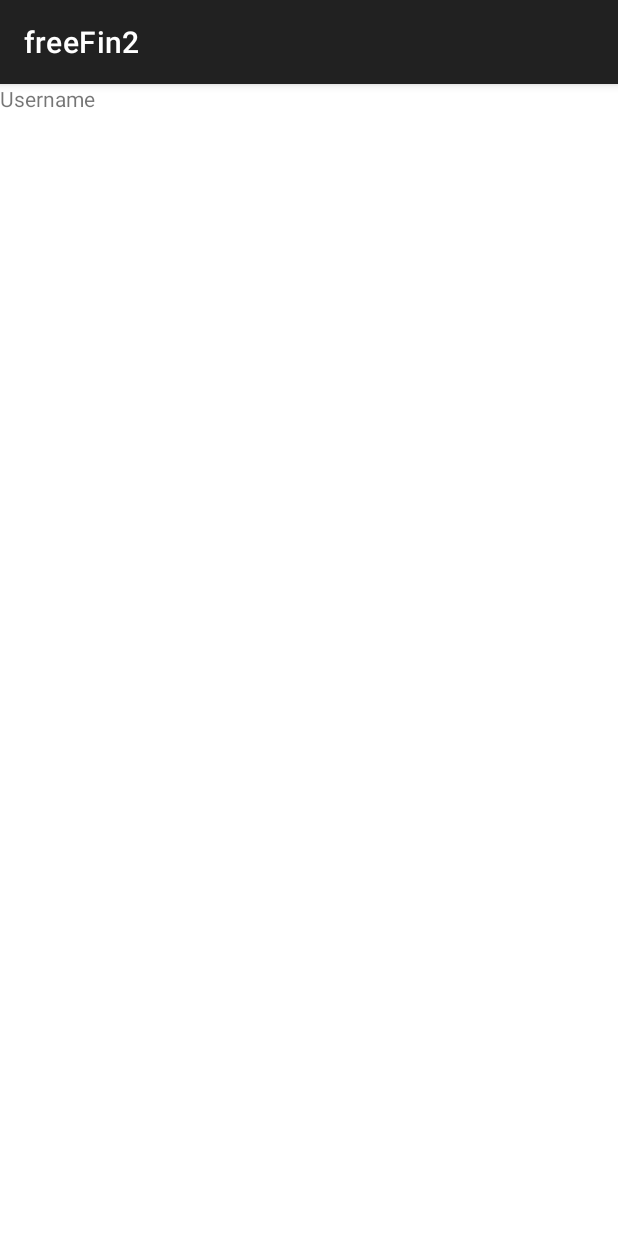
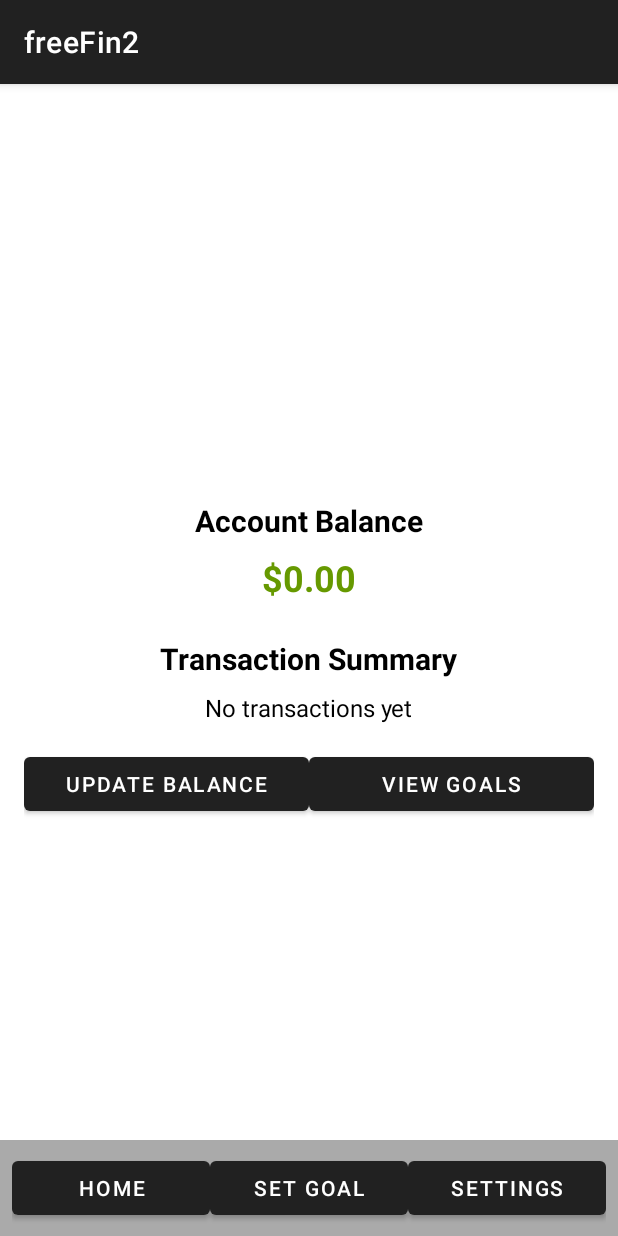
Before and after one commit to cs-mg-gh/freeFin2, an Android app: the LandingPageActivity screen opened directly, with no data from a screen before it, on a phone screen of 412 x 824 dp. Run offline under Robolectric (Android 15) with nearby library versions, the phone set to English and light mode, and no system bars.

Commit message:
created landingpage layout and made it partially functional.  toast message is created when goal is set.  set goal can navigate back to home page when cancel is clicked.

```diff
--- a/app/src/main/AndroidManifest.xml
+++ b/app/src/main/AndroidManifest.xml
@@ -30,6 +30,7 @@
                 <category android:name="android.intent.category.LAUNCHER" />
             </intent-filter>
         </activity>
+        <activity android:name=".SetGoalActivity" />
     </application>
 
 </manifest>
--- a/app/src/main/java/com/example/freefin2/LandingPageActivity.java
+++ b/app/src/main/java/com/example/freefin2/LandingPageActivity.java
@@ -1,8 +1,8 @@
 package com.example.freefin2;
-
+import android.content.Intent;
+import android.os.Bundle;
+import android.view.View;
 import androidx.appcompat.app.AppCompatActivity;
-
-import android.os.Bundle;
 
 public class LandingPageActivity extends AppCompatActivity {
 
@@ -10,5 +10,13 @@ public class LandingPageActivity extends AppCompatActivity {
     protected void onCreate(Bundle savedInstanceState) {
         super.onCreate(savedInstanceState);
         setContentView(R.layout.activity_landing_page);
+
+        findViewById(R.id.set_goal_button).setOnClickListener(new View.OnClickListener() {
+            @Override
+            public void onClick(View v) {
+                // Open SetGoalActivity when "Set Goal" button is clicked
+                startActivity(new Intent(LandingPageActivity.this, SetGoalActivity.class));
+            }
+        });
     }
 }
--- a/app/src/main/java/com/example/freefin2/MainActivity.java
+++ b/app/src/main/java/com/example/freefin2/MainActivity.java
@@ -64,7 +64,7 @@ public class MainActivity extends AppCompatActivity {
         createAccountButton.setOnClickListener(new View.OnClickListener() {
             @Override
             public void onClick(View v) {
-                // Start CreateAccountActivity
+
                 startActivity(new Intent(MainActivity.this, CreateAccountActivity.class));
             }
         });
--- a/app/src/main/res/layout/activity_landing_page.xml
+++ b/app/src/main/res/layout/activity_landing_page.xml
@@ -1,14 +1,113 @@
 <?xml version="1.0" encoding="utf-8"?>
-<androidx.constraintlayout.widget.ConstraintLayout xmlns:android="http://schemas.android.com/apk/res/android"
-    xmlns:app="http://schemas.android.com/apk/res-auto"
-    xmlns:tools="http://schemas.android.com/tools"
+<RelativeLayout xmlns:android="http://schemas.android.com/apk/res/android"
     android:layout_width="match_parent"
-    android:layout_height="match_parent"
-    tools:context=".LandingPageActivity">
-    <TextView
-        android:id="@+id/textViewUsername"
-        android:layout_width="wrap_content"
+    android:layout_height="match_parent">
+
+    <!-- Content Layout (Dashboard) -->
+    <LinearLayout
+        android:id="@+id/content_layout"
+        android:layout_width="match_parent"
+        android:layout_height="match_parent"
+        android:orientation="vertical"
+        android:padding="16dp"
+        android:gravity="center">
+
+        <!-- Dashboard content (existing content) -->
+        <TextView
+            android:id="@+id/textViewAccountBalance"
+            android:layout_width="wrap_content"
+            android:layout_height="wrap_content"
+            android:text="Account Balance"
+            android:textSize="20sp"
+            android:textColor="@android:color/black"
+            android:textStyle="bold"
+            android:layout_marginBottom="8dp"/>
+
+        <TextView
+            android:id="@+id/textViewBalanceAmount"
+            android:layout_width="wrap_content"
+            android:layout_height="wrap_content"
+            android:text="$0.00"
+            android:textSize="24sp"
+            android:textColor="@android:color/holo_green_dark"
+            android:textStyle="bold"
+            android:layout_marginBottom="24dp"/>
+
+        <TextView
+            android:id="@+id/textViewTransactionSummary"
+            android:layout_width="wrap_content"
+            android:layout_height="wrap_content"
+            android:text="Transaction Summary"
+            android:textSize="20sp"
+            android:textColor="@android:color/black"
+            android:textStyle="bold"
+            android:layout_marginBottom="8dp"/>
+
+        <TextView
+            android:id="@+id/textViewSummaryDetails"
+            android:layout_width="wrap_content"
+            android:layout_height="wrap_content"
+            android:text="No transactions yet"
+            android:textSize="16sp"
+            android:textColor="@android:color/black"
+            android:layout_marginBottom="16dp"/>
+
+        <!-- Additional options -->
+        <LinearLayout
+            android:layout_width="match_parent"
+            android:layout_height="wrap_content"
+            android:orientation="horizontal">
+
+            <Button
+                android:id="@+id/buttonUpdateBalance"
+                android:layout_width="0dp"
+                android:layout_height="wrap_content"
+                android:layout_weight="1"
+                android:text="Update Balance" />
+
+            <Button
+                android:id="@+id/buttonViewGoals"
+                android:layout_width="0dp"
+                android:layout_height="wrap_content"
+                android:layout_weight="1"
+                android:text="View Goals" />
+
+        </LinearLayout>
+
+    </LinearLayout>
+
+    <!-- Navigation Bar -->
+    <LinearLayout
+        android:id="@+id/navigation_bar"
+        android:layout_width="match_parent"
         android:layout_height="wrap_content"
-        android:text="Username"/>
+        android:layout_alignParentBottom="true"
+        android:orientation="horizontal"
+        android:background="@android:color/darker_gray"
+        android:padding="8dp">
 
-</androidx.constraintlayout.widget.ConstraintLayout>
+        <!-- Navigation buttons -->
+        <Button
+            android:id="@+id/home_button"
+            android:layout_width="0dp"
+            android:layout_height="wrap_content"
+            android:layout_weight="1"
+            android:text="Home" />
+
+        <Button
+            android:id="@+id/set_goal_button"
+            android:layout_width="0dp"
+            android:layout_height="wrap_content"
+            android:layout_weight="1"
+            android:text="Set Goal" />
+
+        <Button
+            android:id="@+id/settings_button"
+            android:layout_width="0dp"
+            android:layout_height="wrap_content"
+            android:layout_weight="1"
+            android:text="Settings" />
+
+    </LinearLayout>
+
+</RelativeLayout>
--- /dev/null
+++ b/app/src/main/res/values/refs.xml
@@ -0,0 +1,2 @@
+<?xml version="1.0" encoding="utf-8"?>
+<resources></resources>
--- a/build.gradle.kts
+++ b/build.gradle.kts
@@ -1,4 +1,7 @@
+buildscript {
+    val agp_version by extra("8.2.2")
+}
 // Top-level build file where you can add configuration options common to all sub-projects/modules.
 plugins {
-    id("com.android.application") version "8.3.2" apply false
+    id("com.android.application") version "8.2.2" apply false
 }
```
Also changed, not shown: app/src/main/java/com/example/freefin2/SetGoalActivity.java (added, +75 -0 lines), app/src/main/res/layout/activity_set_goal.xml (added, +66 -0 lines).
